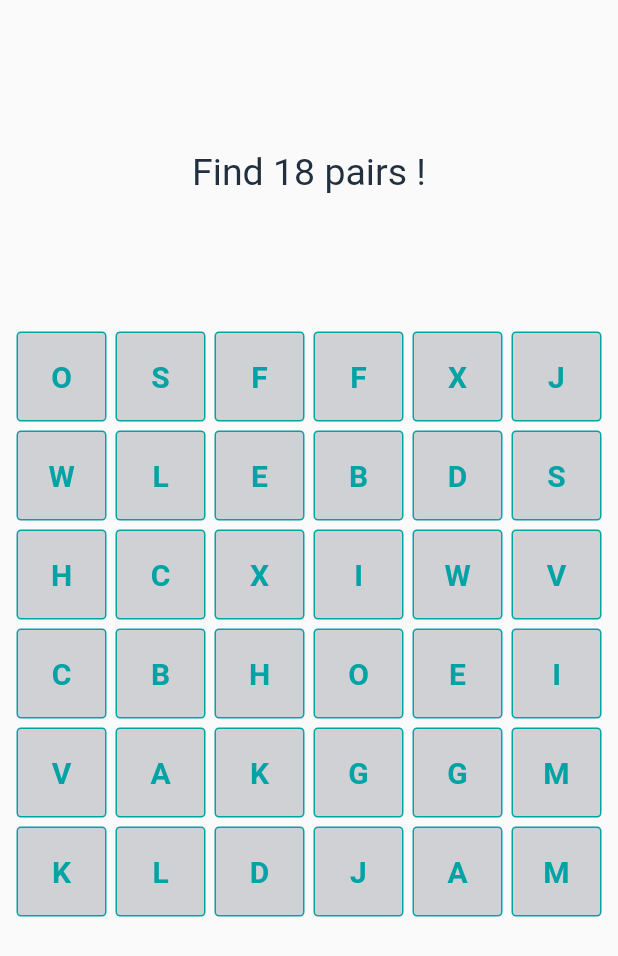
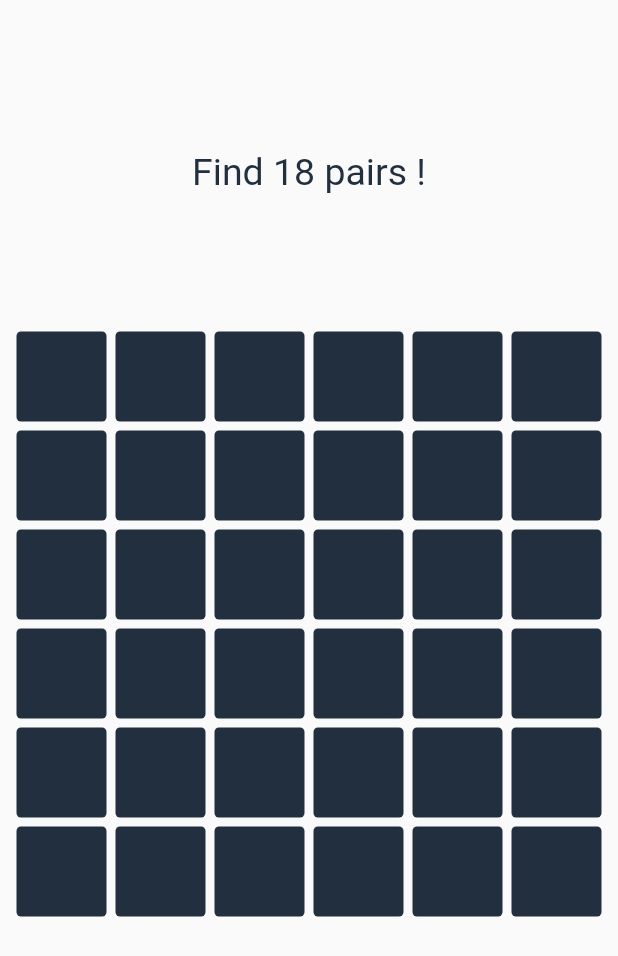
Before and after one commit to klaud-skora/MemoryGame, a Flutter app: the screen it shows after launch, after a tap on an icon or button, on a phone screen of 412 x 824 dp. Shown: the top 956 px of the screen. Run offline on Flutter 3.47's test engine with Material 2 defaults, Android fonts, the phone set to English and light mode, and no system bars.

```diff
--- a/lib/logic/comparer.dart
+++ b/lib/logic/comparer.dart
@@ -53,20 +53,15 @@ class Comparer {
 
   int _first;
   int _second;
+  int pairs = Signs.values.length;
   List<String> signs = [];
   List<bool> cardFlips = [];
-
-  int get firstIndex => _first;
-  int get secondIndex => _second;
-
-
-  String get firstSign => _first == null ? '-' : signs[_first];
-  String get secondSign =>  _second == null ? '+' : signs[_second];
 
   setCard(Cards card, value) {
     switch(card) {
       case Cards.first:
         _first = value;
+        changeFlip(false);
         break;
       case Cards.second:
         _second = value;
@@ -84,16 +79,24 @@ class Comparer {
     });
   }
 
-  String getSign(int index) {
-    return signs[index];
-  }
+  int get firstIndex => _first;
+  int get secondIndex => _second;
+
+  String get firstSign => _first == null ? '-' : signs[_first];
+  String get secondSign =>  _second == null ? '+' : signs[_second];
 
   bool isEqual() {
     return firstSign == secondSign;
   }
 
+  changeFlip(bool flip) {
+    cardFlips[firstIndex] = flip;
+  }
+
   compare() {
+    cardFlips[firstIndex] = true;
     if(isEqual()) {
+      pairs--;
       cardFlips[firstIndex] = false;
       cardFlips[secondIndex] = false;
     }
--- a/lib/ui/game.dart
+++ b/lib/ui/game.dart
@@ -6,7 +6,9 @@ import '../logic/comparer.dart';
 class Game extends StatefulWidget {
 
   final Comparer comparer;
-  Game(this.comparer, {Key key}) : super(key: key);
+  final Color mainColor;
+  final Color background;
+  Game(this.comparer, this.mainColor, this.background, {Key key}) : super(key: key);
 
   @override
   GameState createState() => GameState();
@@ -15,12 +17,11 @@ class Game extends StatefulWidget {
 class GameState extends State<Game> {
 
   List<GlobalKey<FlipCardState>> cardKey = [];
-
   bool flip = false;
-  int pairs = 18;
 
   @override
   Widget build(BuildContext context) {
+    int pairs = widget.comparer.pairs;
     for(int i = 0; i < widget.comparer.signs.length; i++) {
       cardKey.add(GlobalKey<FlipCardState>());
     }
@@ -32,7 +33,7 @@ class GameState extends State<Game> {
               Container(
                 height: 200.0,
                 padding: EdgeInsets.only(top: 100.0),
-                child: Text(pairs == 0 ? 'Congrats, you won!' : 'Find $pairs pairs !', style: TextStyle(color: Color(0xff222f3e), fontSize: 25.0)),
+                child: Text(pairs == 0 ? 'Congrats, you won!' : ( pairs == 1 ? 'There\'s only one pari!' : 'Find $pairs pairs !'), style: TextStyle(color: Color(0xff222f3e), fontSize: 25.0)),
               ),
               Container(
                 padding: EdgeInsets.symmetric(horizontal: 8.0, vertical: 18.0),
@@ -51,30 +52,33 @@ class GameState extends State<Game> {
                         setState(() {
                           widget.comparer.setCard(Cards.first, index);
                           widget.comparer.setCard(Cards.second, index);
-                          // widget.comparer.compare();
                         });
                       } else {
+                        widget.comparer.cardFlips[widget.comparer.firstIndex] = true;
                         setState(() {
                           flip = false;
                           widget.comparer.setCard(Cards.second, index);
                           widget.comparer.compare();
                         });
                       }
-                      if(!widget.comparer.isEqual()) cardKey[widget.comparer.firstIndex].currentState.toggleCard();
+                      if(!widget.comparer.isEqual()) {
+                        cardKey[widget.comparer.firstIndex].currentState.toggleCard();
+                      }
+                      widget.comparer.changeFlip(true);
                       widget.comparer.setCard(Cards.first, index);
                     },
+                    front: Container(
+                      decoration: BoxDecoration(
+                        borderRadius: BorderRadius.all(Radius.circular(3.0)),
+                        color: widget.background,
+                      ),
+                      margin: EdgeInsets.all(3.0),
+                    ),
                     back: Container(
                       decoration: BoxDecoration(
                         borderRadius: BorderRadius.all(Radius.circular(3.0)),
-                        color: Color(0xff222f3e),
-                      ),
-                      margin: EdgeInsets.all(3.0),
-                    ),
-                    front: Container(
-                      decoration: BoxDecoration(
-                        borderRadius: BorderRadius.all(Radius.circular(3.0)),
-                        border: Border.all(color: Color(0xff01a3a4)),
-                        color: Color(0xff222f3e).withOpacity(.2),
+                        border: Border.all(color: widget.mainColor),
+                        color: widget.background.withOpacity(.2),
                       ),
                       margin: EdgeInsets.all(3.0),
                       child: Center(child: Text(widget.comparer.signs[index], style: TextStyle(fontSize: 20.0, fontWeight: FontWeight.w600, color: Color(0xff01a3a4) ))),
--- a/lib/ui/home_page.dart
+++ b/lib/ui/home_page.dart
@@ -15,6 +15,7 @@ class HomePageState extends State<HomePage> {
   Widget build(BuildContext context) {
     Comparer comparer = Comparer();
     var background = Color(0xff222f3e);
+    var mainColor = Color(0xff01a3a4);
     return Scaffold(
       appBar: AppBar(
         title: const Text('MemoryCards Game'),
@@ -29,14 +30,14 @@ class HomePageState extends State<HomePage> {
               child: Text(
                 'How good you think your memory is ?',
                 style: TextStyle(
-                  color: Color(0xff01a3a4),
+                  color: mainColor,
                   fontSize: 20.0,
                 ),
               ),
             ),
             FlatButton(
               shape: RoundedRectangleBorder(side: BorderSide(
-                color: Color(0xff222f3e),
+                color: background,
                 width: 1,
                 style: BorderStyle.solid
               ), borderRadius: BorderRadius.circular(50)),
@@ -45,7 +46,7 @@ class HomePageState extends State<HomePage> {
                 Navigator.push(
                   context,
                   MaterialPageRoute(
-                    builder: (BuildContext context)  => Game(comparer),
+                    builder: (BuildContext context)  => Game(comparer, mainColor, background),
                   )
                 );
               },
@@ -53,7 +54,7 @@ class HomePageState extends State<HomePage> {
                 'Let\'s play!',
                 style: TextStyle(
                   fontSize: 20,
-                  color: Color(0xff222f3e),
+                  color: background,
                 ),
               ),
             ),
```
Also changed, not shown: 1 other file.
